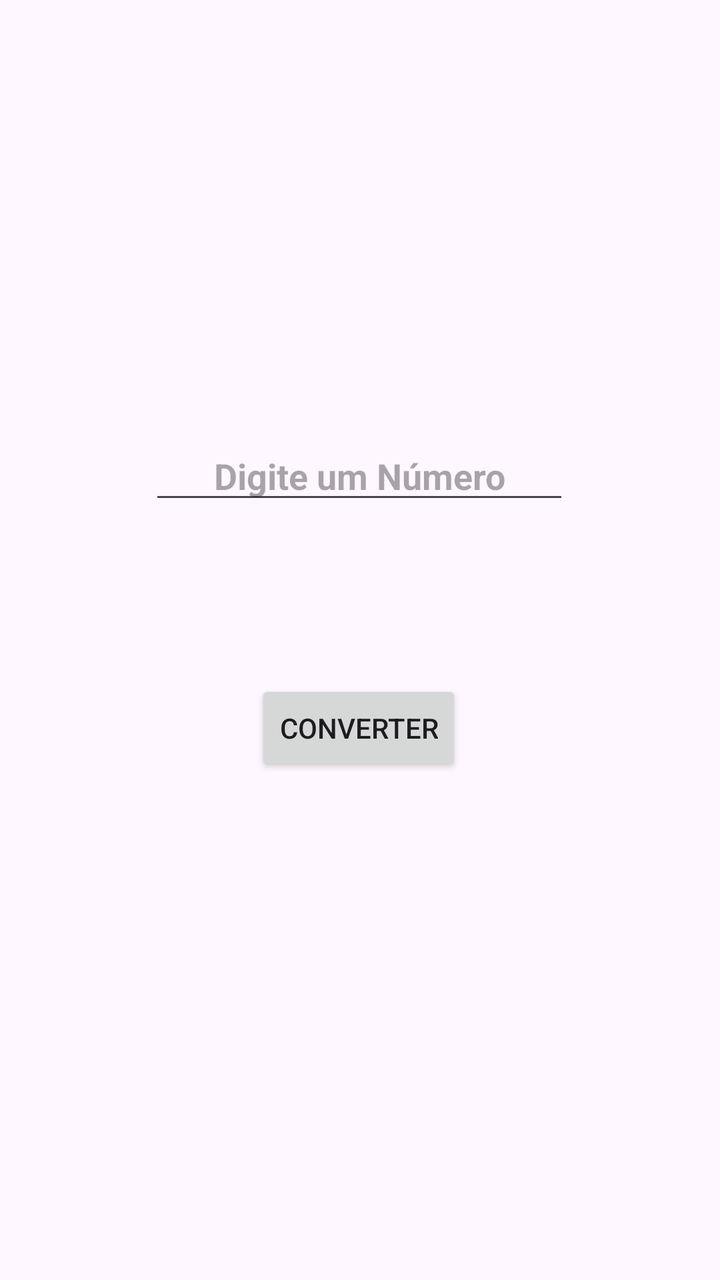
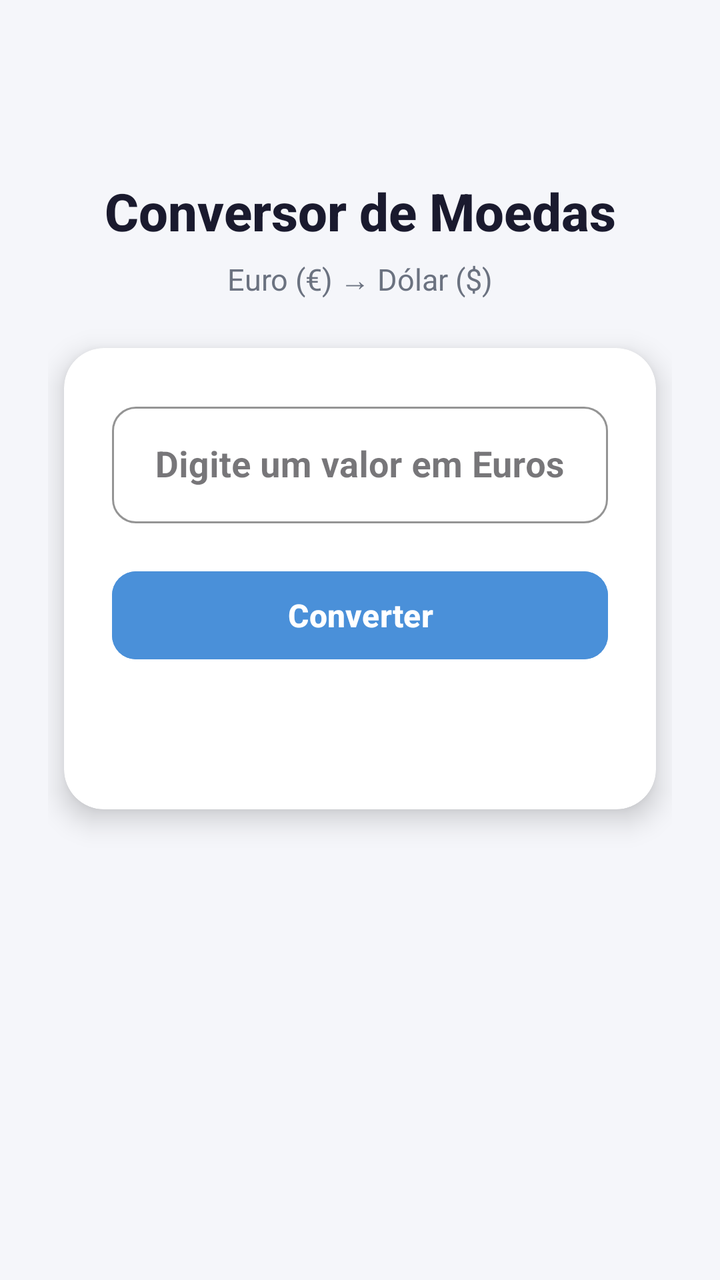

The first picture is an Android layout as it rendered before a commit; the second is the same layout after the commit. The layout source and the unified diff follow.
<!-- AndroidManifest.xml: application theme Theme.CurrencyConverter -->
<!-- res/layout/activity_main.xml -->
<?xml version="1.0" encoding="utf-8"?>
<androidx.constraintlayout.widget.ConstraintLayout xmlns:android="http://schemas.android.com/apk/res/android"
    xmlns:app="http://schemas.android.com/apk/res-auto"
    xmlns:tools="http://schemas.android.com/tools"
    android:id="@+id/main"
    android:layout_width="match_parent"
    android:layout_height="match_parent"
    tools:context=".MainActivity">

    <EditText
        android:id="@+id/editConverter"
        android:layout_width="wrap_content"
        android:layout_height="wrap_content"
        android:layout_marginTop="131dp"
        android:layout_marginBottom="131dp"
        android:ems="10"
        android:gravity="center"
        android:hint="Digite um Número"
        android:inputType="text"
        android:textStyle="bold"
        app:layout_constraintBottom_toBottomOf="@+id/buttonConverter"
        app:layout_constraintEnd_toEndOf="parent"
        app:layout_constraintHorizontal_bias="0.497"
        app:layout_constraintStart_toStartOf="parent"
        app:layout_constraintTop_toTopOf="parent"
        app:layout_constraintVertical_bias="1.0" />

    <Button
        android:id="@+id/buttonConverter"
        android:layout_width="wrap_content"
        android:layout_height="wrap_content"
        android:layout_marginTop="340dp"
        android:text="Converter"
        app:layout_constraintEnd_toEndOf="parent"
        app:layout_constraintHorizontal_bias="0.498"
        app:layout_constraintStart_toStartOf="parent"
        app:layout_constraintTop_toTopOf="parent" />

    <TextView
        android:id="@+id/textViewCurrencyResult"
        android:layout_width="wrap_content"
        android:layout_height="wrap_content"
        android:layout_marginBottom="304dp"
        app:layout_constraintBottom_toBottomOf="parent"
        app:layout_constraintEnd_toEndOf="parent"
        app:layout_constraintHorizontal_bias="0.498"
        app:layout_constraintStart_toStartOf="parent" />

</androidx.constraintlayout.widget.ConstraintLayout>
<!-- resources referenced by this layout -->
<resources>
  <style name="Theme.CurrencyConverter" parent="Base.Theme.CurrencyConverter" />
  <style name="Base.Theme.CurrencyConverter" parent="Theme.Material3.DayNight.NoActionBar">
          
          
      </style>
</resources>

<!-- the commit's change to res/layout/activity_main.xml (unified diff, before → after) -->
@@ -5,45 +5,109 @@
     android:id="@+id/main"
     android:layout_width="match_parent"
     android:layout_height="match_parent"
+    android:background="#F5F6FA"
+    android:padding="24dp"
     tools:context=".MainActivity">
 
-    <EditText
-        android:id="@+id/editConverter"
-        android:layout_width="wrap_content"
+    <TextView
+        android:id="@+id/textView2"
+        android:layout_width="0dp"
         android:layout_height="wrap_content"
-        android:layout_marginTop="131dp"
-        android:layout_marginBottom="131dp"
-        android:ems="10"
+        android:layout_marginTop="64dp"
+        android:fontFamily="sans-serif-medium"
         android:gravity="center"
-        android:hint="Digite um Número"
-        android:inputType="text"
+        android:text="Conversor de Moedas"
+        android:textColor="#1A1A2E"
+        android:textSize="26sp"
         android:textStyle="bold"
-        app:layout_constraintBottom_toBottomOf="@+id/buttonConverter"
         app:layout_constraintEnd_toEndOf="parent"
-        app:layout_constraintHorizontal_bias="0.497"
-        app:layout_constraintStart_toStartOf="parent"
-        app:layout_constraintTop_toTopOf="parent"
-        app:layout_constraintVertical_bias="1.0" />
-
-    <Button
-        android:id="@+id/buttonConverter"
-        android:layout_width="wrap_content"
-        android:layout_height="wrap_content"
-        android:layout_marginTop="340dp"
-        android:text="Converter"
-        app:layout_constraintEnd_toEndOf="parent"
-        app:layout_constraintHorizontal_bias="0.498"
         app:layout_constraintStart_toStartOf="parent"
         app:layout_constraintTop_toTopOf="parent" />
 
     <TextView
-        android:id="@+id/textViewCurrencyResult"
-        android:layout_width="wrap_content"
+        android:id="@+id/textViewDirection"
+        android:layout_width="0dp"
         android:layout_height="wrap_content"
-        android:layout_marginBottom="304dp"
-        app:layout_constraintBottom_toBottomOf="parent"
+        android:layout_marginTop="6dp"
+        android:fontFamily="sans-serif"
+        android:gravity="center"
+        android:text="Euro (€) → Dólar ($)"
+        android:textColor="#6B7280"
+        android:textSize="15sp"
         app:layout_constraintEnd_toEndOf="parent"
-        app:layout_constraintHorizontal_bias="0.498"
-        app:layout_constraintStart_toStartOf="parent" />
+        app:layout_constraintStart_toStartOf="parent"
+        app:layout_constraintTop_toBottomOf="@id/textView2" />
+
+    <androidx.cardview.widget.CardView
+        android:id="@+id/cardConverter"
+        android:layout_width="0dp"
+        android:layout_height="wrap_content"
+        android:layout_marginStart="8dp"
+        android:layout_marginTop="24dp"
+        android:layout_marginEnd="8dp"
+        app:cardCornerRadius="20dp"
+        app:cardElevation="8dp"
+        app:cardBackgroundColor="#FFFFFF"
+        app:layout_constraintEnd_toEndOf="parent"
+        app:layout_constraintStart_toStartOf="parent"
+        app:layout_constraintTop_toBottomOf="@id/textViewDirection">
+
+        <LinearLayout
+            android:layout_width="match_parent"
+            android:layout_height="wrap_content"
+            android:orientation="vertical"
+            android:padding="24dp">
+
+            <com.google.android.material.textfield.TextInputLayout
+                android:id="@+id/inputLayoutConverter"
+                style="@style/Widget.MaterialComponents.TextInputLayout.OutlinedBox"
+                android:layout_width="match_parent"
+                android:layout_height="wrap_content"
+                app:boxCornerRadiusBottomEnd="12dp"
+                app:boxCornerRadiusBottomStart="12dp"
+                app:boxCornerRadiusTopEnd="12dp"
+                app:boxCornerRadiusTopStart="12dp"
+                app:boxStrokeColor="#4A90D9"
+                app:hintTextColor="#4A90D9">
+
+                <com.google.android.material.textfield.TextInputEditText
+                    android:id="@+id/editConverter"
+                    android:layout_width="match_parent"
+                    android:layout_height="wrap_content"
+                    android:gravity="center"
+                    android:hint="Digite um valor em Euros"
+                    android:inputType="numberDecimal"
+                    android:textSize="18sp"
+                    android:textStyle="bold" />
+
+            </com.google.android.material.textfield.TextInputLayout>
+
+            <com.google.android.material.button.MaterialButton
+                android:id="@+id/buttonConverter"
+                android:layout_width="match_parent"
+                android:layout_height="52dp"
+                android:layout_marginTop="20dp"
+                android:backgroundTint="#4A90D9"
+                android:text="Converter"
+                android:textAllCaps="false"
+                android:textColor="#FFFFFF"
+                android:textSize="16sp"
+                android:textStyle="bold"
+                app:cornerRadius="12dp" />
+
+            <TextView
+                android:id="@+id/textViewCurrencyResult"
+                android:layout_width="match_parent"
+                android:layout_height="wrap_content"
+                android:layout_marginTop="20dp"
+                android:gravity="center"
+                android:text=""
+                android:textColor="#1A1A2E"
+                android:textSize="20sp"
+                android:textStyle="bold" />
+
+        </LinearLayout>
+
+    </androidx.cardview.widget.CardView>
 
 </androidx.constraintlayout.widget.ConstraintLayout>
